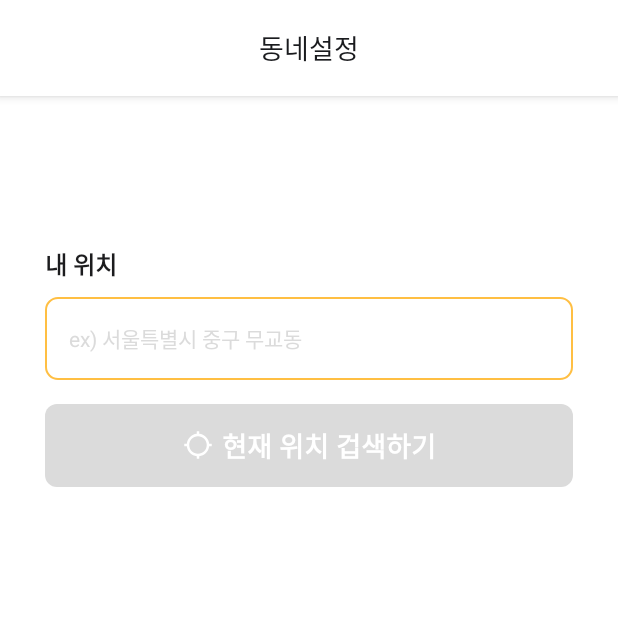
After one commit to team-HSGE/hsge-android, an Android app: the fragment MyLocationFragment shown on its own in the app's theme, on a phone screen of 412 x 824 dp, the top half of it. The commit adds this screen. Run offline under Robolectric (Android 15) with nearby library versions, the phone set to English and light mode, and no system bars; our stand-ins replace data binding.

Commit message:
[UI] #6 fragment_my_locatoin.xml, fragment_radius.xml 작성

```diff
--- /dev/null
+++ b/app/src/main/java/com/starters/hsge/presentation/register/MyLocationFragment.kt
@@ -0,0 +1,60 @@
+package com.starters.hsge.presentation.register
+
+import android.os.Bundle
+import androidx.fragment.app.Fragment
+import android.view.LayoutInflater
+import android.view.View
+import android.view.ViewGroup
+import com.starters.hsge.R
+
+// TODO: Rename parameter arguments, choose names that match
+// the fragment initialization parameters, e.g. ARG_ITEM_NUMBER
+private const val ARG_PARAM1 = "param1"
+private const val ARG_PARAM2 = "param2"
+
+/**
+ * A simple [Fragment] subclass.
+ * Use the [MyLocationFragment.newInstance] factory method to
+ * create an instance of this fragment.
+ */
+class MyLocationFragment : Fragment() {
+    // TODO: Rename and change types of parameters
+    private var param1: String? = null
+    private var param2: String? = null
+
+    override fun onCreate(savedInstanceState: Bundle?) {
+        super.onCreate(savedInstanceState)
+        arguments?.let {
+            param1 = it.getString(ARG_PARAM1)
+            param2 = it.getString(ARG_PARAM2)
+        }
+    }
+
+    override fun onCreateView(
+        inflater: LayoutInflater, container: ViewGroup?,
+        savedInstanceState: Bundle?
+    ): View? {
+        // Inflate the layout for this fragment
+        return inflater.inflate(R.layout.fragment_my_location, container, false)
+    }
+
+    companion object {
+        /**
+         * Use this factory method to create a new instance of
+         * this fragment using the provided parameters.
+         *
+         * @param param1 Parameter 1.
+         * @param param2 Parameter 2.
+         * @return A new instance of fragment MyLocationFragment.
+         */
+        // TODO: Rename and change types and number of parameters
+        @JvmStatic
+        fun newInstance(param1: String, param2: String) =
+            MyLocationFragment().apply {
+                arguments = Bundle().apply {
+                    putString(ARG_PARAM1, param1)
+                    putString(ARG_PARAM2, param2)
+                }
+            }
+    }
+}
--- /dev/null
+++ b/app/src/main/res/drawable/background_round_solid.xml
@@ -0,0 +1,13 @@
+<?xml version="1.0" encoding="utf-8"?>
+<shape xmlns:android="http://schemas.android.com/apk/res/android"
+    android:shape="rectangle">
+
+    <solid android:color="#DBDBDB"/>
+
+    <corners
+        android:bottomRightRadius="8dp"
+        android:bottomLeftRadius="8dp"
+        android:topLeftRadius="8dp"
+        android:topRightRadius="8dp" />
+
+</shape>
--- /dev/null
+++ b/app/src/main/res/drawable/background_round_stroke.xml
@@ -0,0 +1,10 @@
+<?xml version="1.0" encoding="utf-8"?>
+<layer-list xmlns:android="http://schemas.android.com/apk/res/android">
+    <item>
+        <shape android:shape="rectangle">
+            <stroke android:width="1.5dp"
+                android:color="@color/yellow"/>
+            <corners android:radius="8dp"/>
+        </shape>
+    </item>
+</layer-list>
--- /dev/null
+++ b/app/src/main/res/drawable/ic_search_location.xml
@@ -0,0 +1,7 @@
+<vector android:height="16dp" android:viewportHeight="22"
+    android:viewportWidth="22" android:width="16dp" xmlns:android="http://schemas.android.com/apk/res/android">
+    <group>
+        <clip-path android:pathData="M0,0h22v22h-22z"/>
+        <path android:fillColor="#ffffff" android:pathData="M19.195,10.084C18.987,8.225 18.154,6.492 16.831,5.169C15.509,3.847 13.776,3.013 11.917,2.805V0.917H10.083V2.805C8.225,3.013 6.491,3.847 5.169,5.169C3.846,6.492 3.013,8.225 2.805,10.084H0.917V11.917H2.805C3.013,13.776 3.846,15.509 5.169,16.831C6.491,18.154 8.225,18.988 10.083,19.195V21.084H11.917V19.195C13.776,18.988 15.509,18.154 16.831,16.831C18.154,15.509 18.987,13.776 19.195,11.917H21.083V10.084H19.195ZM11,17.417C7.453,17.417 4.583,14.548 4.583,11C4.583,7.453 7.453,4.584 11,4.584C14.548,4.584 17.417,7.453 17.417,11C17.417,14.548 14.548,17.417 11,17.417Z"/>
+    </group>
+</vector>
--- /dev/null
+++ b/app/src/main/res/layout/fragment_my_location.xml
@@ -0,0 +1,122 @@
+<?xml version="1.0" encoding="utf-8"?>
+<layout xmlns:android="http://schemas.android.com/apk/res/android"
+    xmlns:app="http://schemas.android.com/apk/res-auto"
+    xmlns:tools="http://schemas.android.com/tools">
+
+    <data>
+
+    </data>
+
+    <FrameLayout
+        android:layout_width="match_parent"
+        android:layout_height="match_parent"
+        tools:context=".presentation.register.MyLocationFragment">
+
+        <androidx.constraintlayout.widget.ConstraintLayout
+            android:layout_width="match_parent"
+            android:layout_height="match_parent">
+
+            <com.google.android.material.appbar.AppBarLayout
+                android:id="@+id/view_app_bar"
+                android:layout_width="match_parent"
+                android:layout_height="64dp"
+                android:background="@color/top_app_bar"
+                android:paddingHorizontal="8dp"
+                android:paddingVertical="4dp"
+                app:layout_constraintEnd_toEndOf="parent"
+                app:layout_constraintStart_toStartOf="parent"
+                app:layout_constraintTop_toTopOf="parent">
+
+                <androidx.appcompat.widget.Toolbar
+                    android:layout_width="match_parent"
+                    android:layout_height="wrap_content"
+                    app:contentInsetStart="0dp">
+
+                    <TextView
+                        android:layout_width="match_parent"
+                        android:layout_height="27dp"
+                        android:gravity="center"
+                        android:text="동네설정"
+                        android:textColor="#1A1B1E"
+                        android:textSize="18sp"
+                        app:layout_constraintTop_toTopOf="parent" />
+
+                </androidx.appcompat.widget.Toolbar>
+            </com.google.android.material.appbar.AppBarLayout>
+
+            <TextView
+                android:id="@+id/tv_my_location_title"
+                android:layout_width="match_parent"
+                android:layout_height="wrap_content"
+                android:layout_marginHorizontal="30dp"
+                android:layout_marginTop="100dp"
+                android:text="내 위치"
+                android:textColor="#1C1C1E"
+                android:textSize="16sp"
+                android:textStyle="bold"
+                app:layout_constraintEnd_toEndOf="parent"
+                app:layout_constraintStart_toStartOf="parent"
+                app:layout_constraintTop_toBottomOf="@id/view_app_bar" />
+
+            <TextView
+                android:id="@+id/tv_my_location"
+                android:layout_width="0dp"
+                android:layout_height="55dp"
+                android:layout_marginHorizontal="30dp"
+                android:layout_marginTop="10dp"
+                android:background="@drawable/background_round_stroke"
+                android:gravity="center_vertical"
+                android:paddingHorizontal="16dp"
+                android:text="ex) 서울특별시 중구 무교동"
+                android:textColor="#DBDBDB"
+                android:textSize="14sp"
+                app:layout_constraintEnd_toEndOf="parent"
+                app:layout_constraintStart_toStartOf="parent"
+                app:layout_constraintTop_toBottomOf="@id/tv_my_location_title" />
+
+            <View
+                android:id="@+id/btn_search"
+                android:layout_width="0dp"
+                android:layout_height="55dp"
+                android:layout_marginHorizontal="30dp"
+                android:layout_marginTop="16dp"
+                android:background="@drawable/background_round_solid"
+                app:layout_constraintEnd_toEndOf="parent"
+                app:layout_constraintStart_toStartOf="parent"
+                app:layout_constraintTop_toBottomOf="@id/tv_my_location" />
+
+            <LinearLayout
+                android:orientation="horizontal"
+                android:layout_width="wrap_content"
+                android:layout_height="27dp"
+                app:layout_constraintBottom_toBottomOf="@id/btn_search"
+                app:layout_constraintTop_toTopOf="@id/btn_search"
+                app:layout_constraintStart_toStartOf="parent"
+                app:layout_constraintEnd_toEndOf="parent">
+
+                <ImageView
+                    android:layout_gravity="center_vertical"
+                    android:layout_width="20dp"
+                    android:layout_height="20dp"
+                    android:src="@drawable/ic_search_location"
+                    />
+
+                <TextView
+                    android:layout_marginStart="6dp"
+                    android:layout_width="wrap_content"
+                    android:layout_height="wrap_content"
+                    android:textSize="18sp"
+                    android:text="현재 위치 겁색하기"
+                    android:textColor="@color/white"
+                    android:textStyle="bold"
+                    />
+
+            </LinearLayout>
+
+
+
+
+        </androidx.constraintlayout.widget.ConstraintLayout>
+
+    </FrameLayout>
+</layout>
--- a/app/src/main/res/values/colors.xml
+++ b/app/src/main/res/values/colors.xml
@@ -17,4 +17,5 @@
     <color name="dark_blue">#2572D1</color>
     <color name="blue">#439AFF</color>
     <color name="light_blue">#AAD1FF</color>
+    <color name="top_app_bar">#FFFFFF</color>
 </resources>
```
Also changed, not shown: app/src/main/AndroidManifest.xml (+6 -8 lines), app/src/main/java/com/starters/hsge/presentation/register/RadiusFragment.kt (added, +60 -0 lines), app/src/main/res/drawable/background_seekbar.xml (added, +28 -0 lines), app/src/main/res/drawable/background_seekbar_thumb.xml (added, +13 -0 lines), app/src/main/res/layout/fragment_radius.xml (added, +94 -0 lines).
